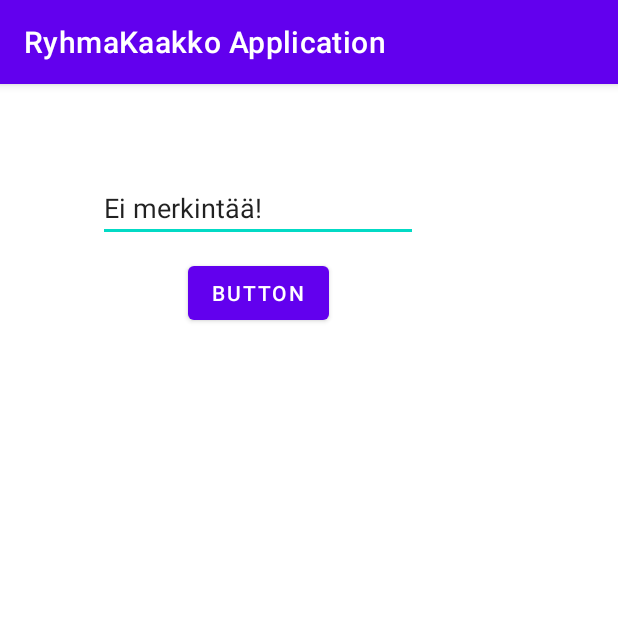
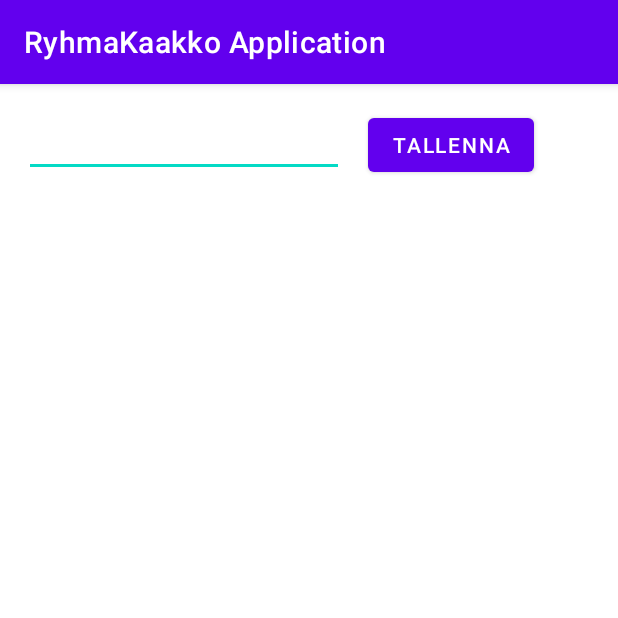
Before and after one commit to RaikasNeiti/Ryhm-kaakko-Android-Project, an Android app: the activity_diary_entry screen opened directly, with no data from a screen before it, on a phone screen of 412 x 824 dp, the top half of it. Run offline under Robolectric (Android 15) with nearby library versions, the phone set to English and light mode, and no system bars.

Commit message:
UI improved

```diff
--- a/app/src/main/java/com/example/ryhmakaakkoapplication/Entry.java
+++ b/app/src/main/java/com/example/ryhmakaakkoapplication/Entry.java
@@ -5,6 +5,7 @@ public class Entry {
     private int dayOfMonth;
     private int month;
     private int year;
+    private int time;
 
 
     public Entry(String glukoosi, int dayOfMonth, int month, int year) {
@@ -12,6 +13,7 @@ public class Entry {
         this.dayOfMonth = dayOfMonth;
         this.month = month;
         this.year = year;
+        this.time = time;
     }
 
     @Override
--- a/app/src/main/java/com/example/ryhmakaakkoapplication/activity_diary_entry.java
+++ b/app/src/main/java/com/example/ryhmakaakkoapplication/activity_diary_entry.java
@@ -39,6 +39,7 @@ public class activity_diary_entry extends AppCompatActivity {
         EditText editText = (EditText) findViewById(R.id.editText);
         String input = editText.getText().toString();
         entry = new Entry(input, dayOfMonth, month, year);
+
         EntryData.getInstance().getArray().add(entry);
         startActivity(intent);
     }
--- a/app/src/main/res/layout/activity_diary_entry.xml
+++ b/app/src/main/res/layout/activity_diary_entry.xml
@@ -10,23 +10,27 @@
         android:id="@+id/editText"
         android:layout_width="wrap_content"
         android:layout_height="wrap_content"
-        android:layout_marginStart="65dp"
-        android:layout_marginLeft="65dp"
-        android:layout_marginTop="60dp"
         android:ems="10"
         android:inputType="textPersonName"
-        android:text="Ei merkintää!"
+        app:layout_constraintBottom_toBottomOf="parent"
+        app:layout_constraintEnd_toEndOf="parent"
+        app:layout_constraintHorizontal_bias="0.079"
         app:layout_constraintStart_toStartOf="parent"
-        app:layout_constraintTop_toTopOf="parent" />
+        app:layout_constraintTop_toTopOf="parent"
+        app:layout_constraintVertical_bias="0.023" />
 
     <Button
         android:id="@+id/button"
         android:layout_width="wrap_content"
         android:layout_height="wrap_content"
-        android:layout_marginTop="10dp"
+        android:layout_marginStart="16dp"
+        android:layout_marginLeft="16dp"
+        android:layout_marginEnd="16dp"
+        android:layout_marginRight="16dp"
         android:onClick="sendEntry"
-        android:text="Button"
-        app:layout_constraintEnd_toEndOf="@+id/editText"
-        app:layout_constraintStart_toStartOf="@+id/editText"
-        app:layout_constraintTop_toBottomOf="@+id/editText" />
+        android:text="TALLENNA"
+        app:layout_constraintBaseline_toBaselineOf="@+id/editText"
+        app:layout_constraintEnd_toEndOf="parent"
+        app:layout_constraintHorizontal_bias="0.0"
+        app:layout_constraintStart_toEndOf="@+id/editText" />
 </androidx.constraintlayout.widget.ConstraintLayout>
--- a/app/src/main/res/layout/activity_entry_display.xml
+++ b/app/src/main/res/layout/activity_entry_display.xml
@@ -12,11 +12,11 @@
         android:layout_height="wrap_content"
         android:ems="10"
         android:inputType="textPersonName"
-        android:text="Name"
+        android:text="Ei merkintöjä!"
         app:layout_constraintBottom_toBottomOf="parent"
         app:layout_constraintEnd_toEndOf="parent"
-        app:layout_constraintHorizontal_bias="0.497"
+        app:layout_constraintHorizontal_bias="0.079"
         app:layout_constraintStart_toStartOf="parent"
         app:layout_constraintTop_toTopOf="parent"
-        app:layout_constraintVertical_bias="0.123" />
+        app:layout_constraintVertical_bias="0.023" />
 </androidx.constraintlayout.widget.ConstraintLayout>
```
Also changed, not shown: app/src/main/java/com/example/ryhmakaakkoapplication/activity_entry_display.java (+1 -9 lines), app/src/main/res/layout/activity_diary.xml (+13 -13 lines), 10 other files.
